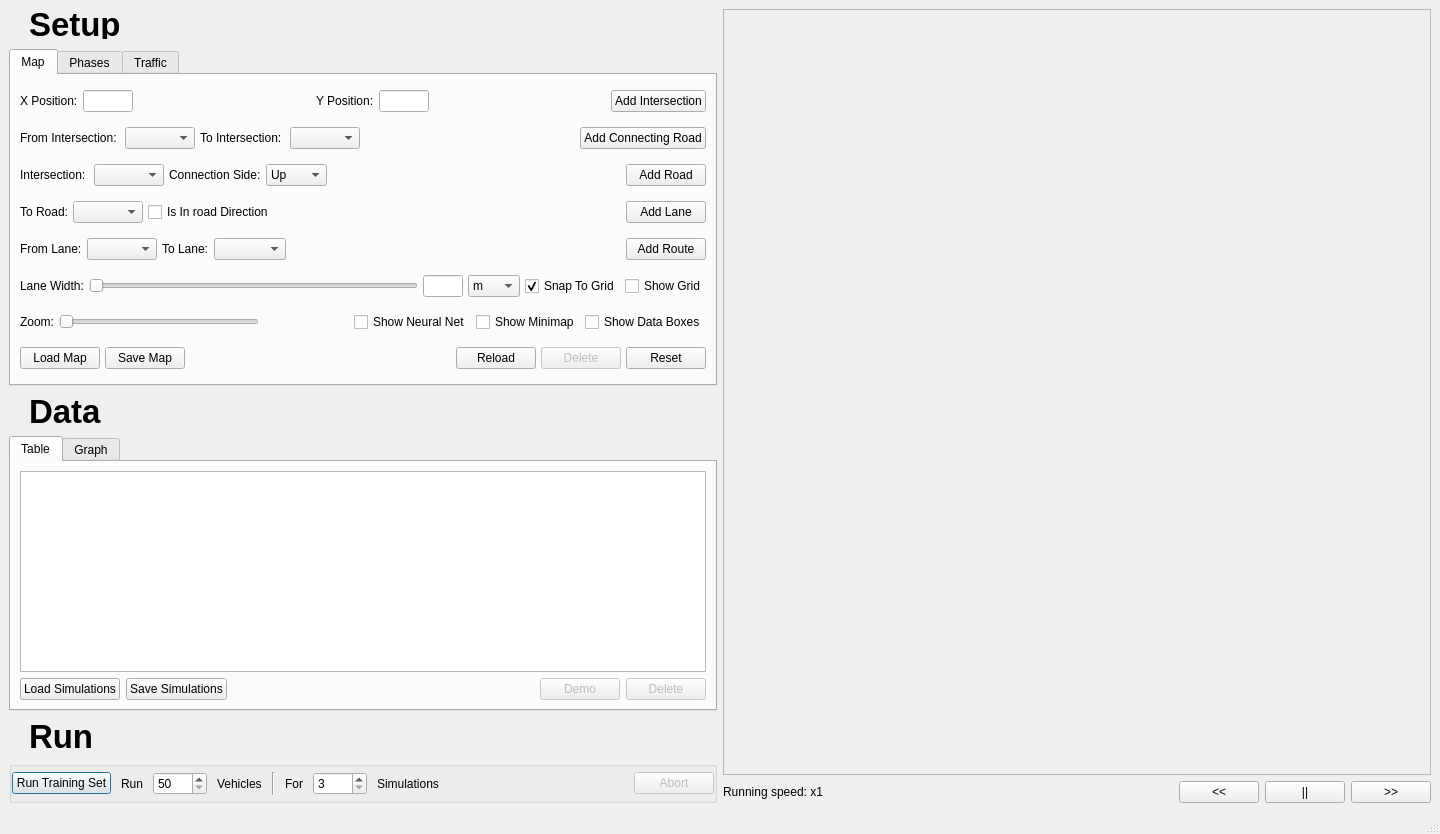
First picture: the form in src/ui/mainwindow.ui, repository samuelarbibe/ai-tms, before the edit.
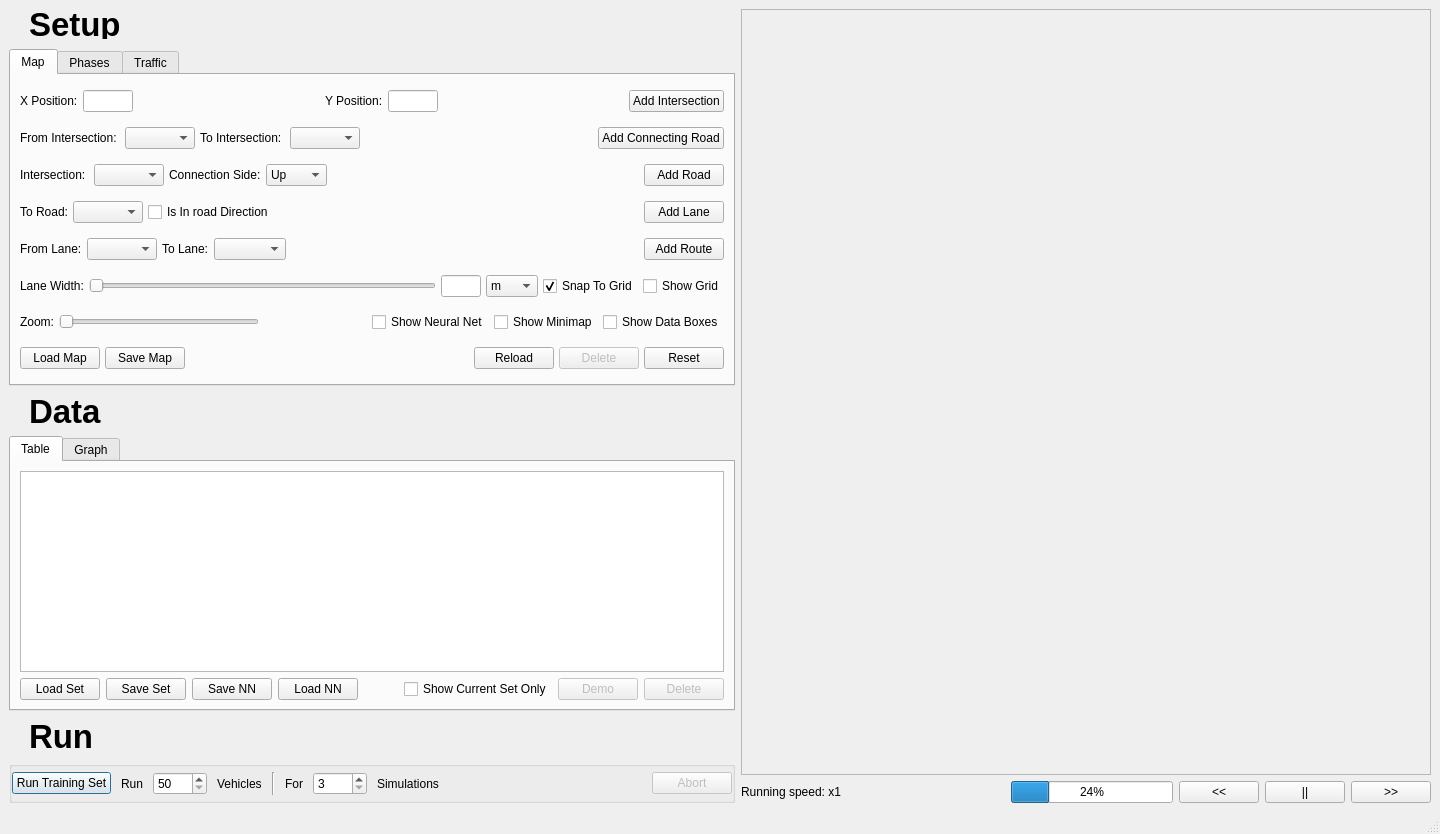
Second picture: the form after the edit. Custom widgets are drawn as their Qt base class.

Commit message: Progress bar added, NN save in file ䷢

The edit to the form file:
```diff
--- a/src/ui/mainwindow.ui
+++ b/src/ui/mainwindow.ui
@@ -1895,14 +1895,28 @@
                 <item>
                  <widget class="QPushButton" name="LoadSimButton">
                   <property name="text">
-                   <string>Load Simulations</string>
+                   <string>Load Set</string>
                   </property>
                  </widget>
                 </item>
                 <item>
                  <widget class="QPushButton" name="SaveSimButton">
                   <property name="text">
-                   <string>Save Simulations</string>
+                   <string>Save Set</string>
+                  </property>
+                 </widget>
+                </item>
+                <item>
+                 <widget class="QPushButton" name="SaveNNButton">
+                  <property name="text">
+                   <string>Save NN</string>
+                  </property>
+                 </widget>
+                </item>
+                <item>
+                 <widget class="QPushButton" name="LoadNNButton">
+                  <property name="text">
+                   <string>Load NN</string>
                   </property>
                  </widget>
                 </item>
@@ -1919,6 +1933,25 @@
                   </property>
                  </spacer>
                 </item>
+                <item>
+                 <widget class="QCheckBox" name="ShowCurrentSetOnlyCheckBox">
+                  <property name="enabled">
+                   <bool>true</bool>
+                  </property>
+                  <property name="whatsThis">
+                   <string>Show a hint of information on each simulation entity</string>
+                  </property>
+                  <property name="text">
+                   <string>Show Current Set Only</string>
+                  </property>
+                  <property name="checkable">
+                   <bool>true</bool>
+                  </property>
+                  <property name="checked">
+                   <bool>false</bool>
+                  </property>
+                 </widget>
+                </item>
                 <item>
                  <widget class="QPushButton" name="RunDemoButton">
                   <property name="enabled">
@@ -2232,6 +2265,13 @@
             </property>
            </spacer>
           </item>
+          <item>
+           <widget class="QProgressBar" name="TrainingProgressBar">
+            <property name="value">
+             <number>24</number>
+            </property>
+           </widget>
+          </item>
           <item>
            <widget class="QPushButton" name="SlowerButton">
             <property name="text">
```
The commit also changes 19 other files.
